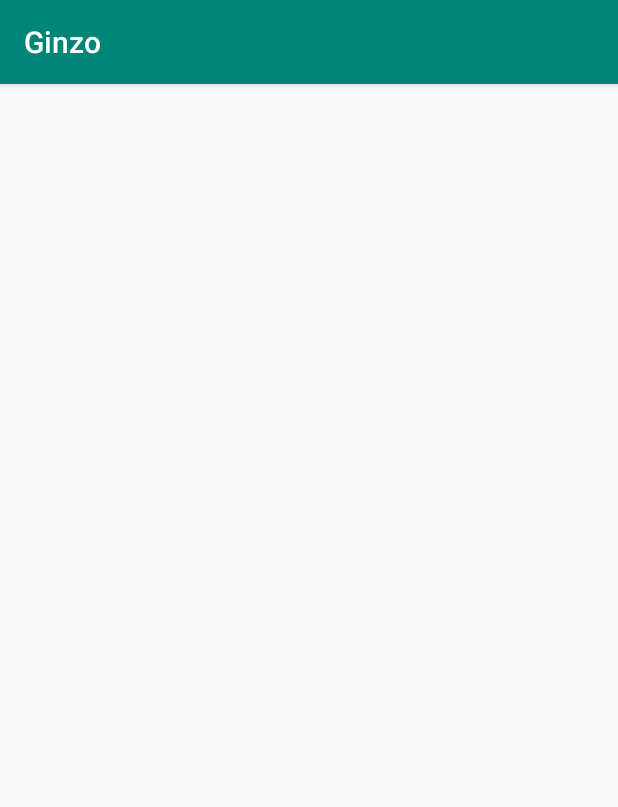
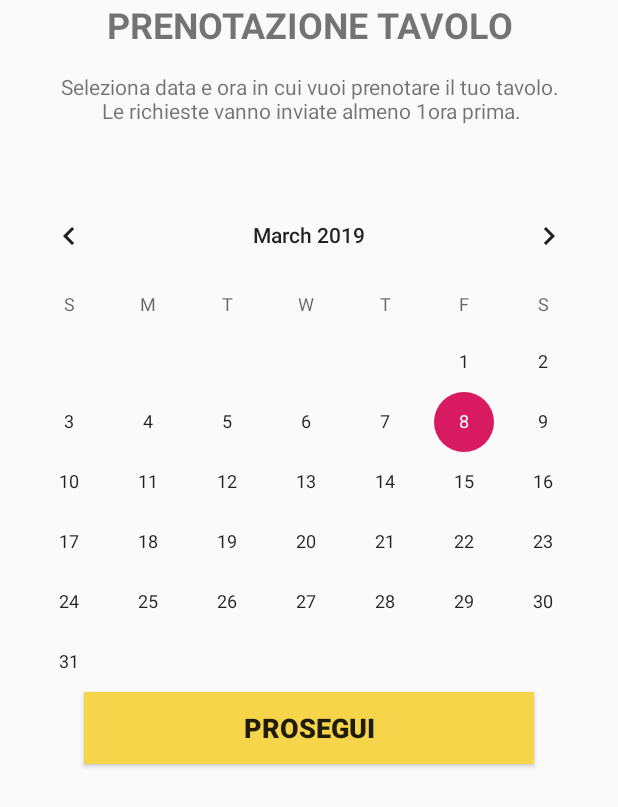
Before and after one commit to ValerioLy/GinzoApp, an Android app: the prenotaActivity screen opened directly, with no data from a screen before it, on a phone screen of 412 x 824 dp. Shown: the top 807 px of the screen. Run offline under Robolectric (Android 15) with nearby library versions, the phone set to English and light mode, and no system bars.

Commit message:
ore Tavolo

```diff
--- a/app/src/main/AndroidManifest.xml
+++ b/app/src/main/AndroidManifest.xml
@@ -1,8 +1,10 @@
 <?xml version="1.0" encoding="utf-8"?>
 <manifest xmlns:android="http://schemas.android.com/apk/res/android"
     package="com.stockato.ginzo">
+
     <uses-permission android:name="android.permission.INTERNET" />
     <uses-permission android:name="android.permission.ACCESS_NETWORK_STATE" />
+
     <application
         android:allowBackup="true"
         android:icon="@mipmap/ic_launcher"
@@ -10,6 +12,7 @@
         android:roundIcon="@mipmap/ic_launcher_round"
         android:supportsRtl="true"
         android:theme="@style/AppTheme">
+        <activity android:name=".OreTavolo"></activity>
         <activity android:name=".LoginActivity" />
         <activity android:name=".RegisterActivity" />
         <activity android:name=".profileActivity" />
--- a/app/src/main/java/com/stockato/ginzo/prenotaActivity.java
+++ b/app/src/main/java/com/stockato/ginzo/prenotaActivity.java
@@ -1,18 +1,45 @@
 package com.stockato.ginzo;
+
 
 import android.content.Intent;
 import android.support.v7.app.AppCompatActivity;
 import android.os.Bundle;
 import android.view.View;
-import android.widget.ImageButton;
+import android.widget.Button;
+import android.widget.CalendarView;
+import android.widget.TextView;
+
 
 public class prenotaActivity extends AppCompatActivity {
-
+TextView tx;
+Button prosegui;
+CalendarView calendarView;
     @Override
     protected void onCreate(Bundle savedInstanceState) {
         super.onCreate(savedInstanceState);
         setContentView(R.layout.activity_prenota);
 
+        getSupportActionBar().hide();
+
+     tx = findViewById(R.id.tx);
+     prosegui = findViewById(R.id.prosegui);
+     calendarView = findViewById(R.id.calendarView);
+     tx.setText("Seleziona data e ora in cui vuoi prenotare il tuo tavolo."+ "\n" +" Le richieste vanno inviate almeno 1ora prima.");
+
+     prosegui.setOnClickListener(new View.OnClickListener() {
+         @Override
+         public void onClick(View view) {
+             Intent intent = new Intent(prenotaActivity.this, OreTavolo.class);
+             startActivity(intent);
+         }
+     });
+
+
+
+
+
+
+
 
     }
 }
--- a/app/src/main/res/layout/activity_prenota.xml
+++ b/app/src/main/res/layout/activity_prenota.xml
@@ -1,9 +1,45 @@
 <?xml version="1.0" encoding="utf-8"?>
-<android.support.constraint.ConstraintLayout xmlns:android="http://schemas.android.com/apk/res/android"
+<LinearLayout xmlns:android="http://schemas.android.com/apk/res/android"
     xmlns:app="http://schemas.android.com/apk/res-auto"
     xmlns:tools="http://schemas.android.com/tools"
     android:layout_width="match_parent"
     android:layout_height="match_parent"
+    android:orientation="vertical"
     tools:context=".prenotaActivity">
 
-</android.support.constraint.ConstraintLayout>
+    <TextView
+        android:id="@+id/textView10"
+        android:layout_width="match_parent"
+        android:layout_height="48dp"
+        android:text="PRENOTAZIONE TAVOLO"
+        android:textAlignment="center"
+        android:textSize="24sp"
+        android:textStyle="bold"
+        tools:layout_editor_absoluteX="0dp"
+        tools:layout_editor_absoluteY="0dp" />
+
+    <TextView
+        android:id="@+id/tx"
+        android:layout_width="match_parent"
+        android:layout_height="75dp"
+        android:text="@string/descPrenota"
+        android:textAlignment="center" />
+
+    <CalendarView
+        android:id="@+id/calendarView"
+        android:layout_width="match_parent"
+        android:layout_height="wrap_content" />
+
+    <Button
+        android:id="@+id/prosegui"
+        android:layout_width="300dp"
+        android:layout_height="wrap_content"
+        android:layout_gravity="center_horizontal|center_vertical"
+        android:background="@color/colorYellow"
+        android:gravity="center|center_horizontal|center_vertical"
+        android:text="Prosegui"
+        android:textAlignment="center"
+        android:textSize="18sp"
+        android:textStyle="bold" />
+
+</LinearLayout>
--- a/app/src/main/res/values/strings.xml
+++ b/app/src/main/res/values/strings.xml
@@ -1,3 +1,4 @@
 <resources>
     <string name="app_name">Ginzo</string>
+    <string name="descPrenota">Seleziona data e ora in cui vuoi prenotare il tuo tavolo.  Le richieste vanno inviate almeno 1ora prima.</string>
 </resources>
```
Also changed, not shown: app/src/main/java/com/stockato/ginzo/Ora.java (+13 -0 lines), app/src/main/java/com/stockato/ginzo/OreAdapter.java (+28 -1 lines), app/src/main/java/com/stockato/ginzo/OreTavolo.java (+25 -0 lines), app/src/main/res/layout/activity_ore_tavolo.xml (+20 -2 lines), app/src/main/res/layout/ore.xml (+14 -4 lines).
